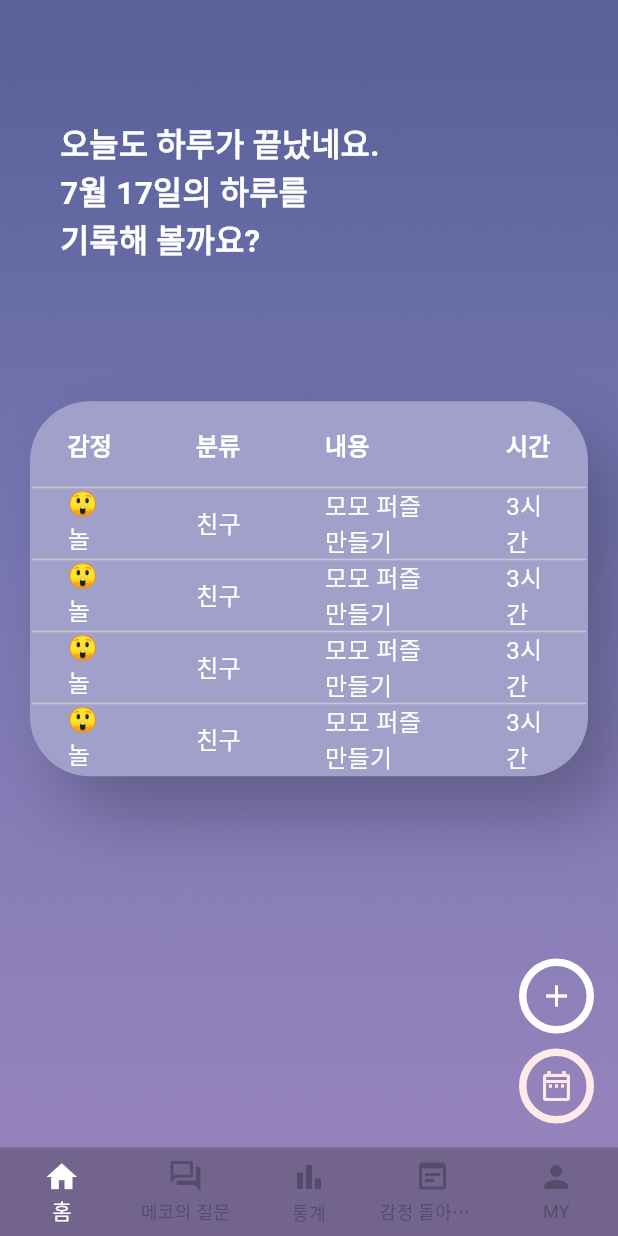
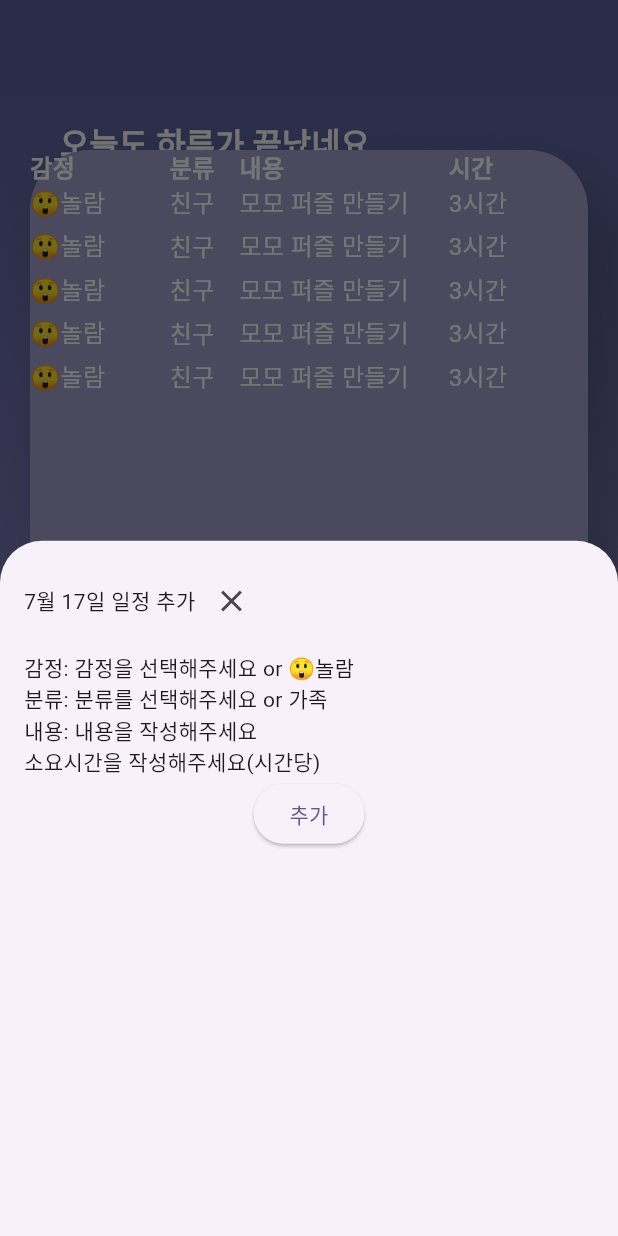
Before and after one commit to hackathon1team/hackathon1_app, a Flutter app: the screen it shows after launch, after a tap on the "add" icon, on a phone screen of 412 x 824 dp. Run offline on Flutter 3.47's test engine with Material 3 defaults, Android fonts, the light colour scheme and no system bars; our stand-ins replace data_table_2, glassmorphism_ui.

Commit message:
ui changing

```diff
--- a/lib/screen/time_ledger_screen.dart
+++ b/lib/screen/time_ledger_screen.dart
@@ -1,3 +1,4 @@
+import 'package:data_table_2/data_table_2.dart';
 import 'package:flutter/material.dart';
 import 'package:memory_app/const/emoji.dart';
 
@@ -142,7 +143,8 @@ class _TimeLedgerScreenState extends State<TimeLedgerScreen> {
               SizedBox(
                 height: 10,
               ),
-              Container(
+              Expanded(
+                child: Container(
                   decoration: BoxDecoration(
                     color: Color(0xFFA1A0CA),
                     borderRadius: BorderRadius.circular(40),
@@ -154,150 +156,78 @@ class _TimeLedgerScreenState extends State<TimeLedgerScreen> {
                       ),
                     ],
                   ),
-                child: DataTable(
-                  decoration: BoxDecoration(
-                    border: Border.all(color: Colors.transparent),
-                  ),
-                  columns: [
-                    DataColumn(
-                      label: Text(
+                  child: Column(
+                    children: [
+                      Row(
+                        children: [
+                          Expanded(
+                              flex: 2,
+                              child: Text(
                                 '감정',
                                 style: _columnStyle,
-                      ),
-                    ),
-                    DataColumn(
-                      label: Text(
+                              )),
+                          Expanded(
+                              flex: 1,
+                              child: Text(
                                 '분류',
                                 style: _columnStyle,
-                      ),
-                    ),
-                    DataColumn(
-                      label: Text(
+                              )),
+                          Expanded(
+                              flex: 3,
+                              child: Text(
                                 '내용',
                                 style: _columnStyle,
-                      ),
-                    ),
-                    DataColumn(
-                      label: Text(
+                              )),
+                          Expanded(
+                              flex: 2,
+                              child: Text(
                                 '시간',
                                 style: _columnStyle,
+                              )),
+                        ],
                       ),
-                    ),
-                  ],
-                  rows: [
-                    DataRow(
-                      cells: [
-                        DataCell(
-                          Text(
+                      Expanded(
+                          child: ListView.separated(
+                              itemBuilder: (context, index) {
+                                return Row(
+                                  children: [
+                                    Expanded(
+                                      flex: 2,
+                                      child: Text(
                                         '😲${neutralEmoji['😲']}',
                                         style: _rowStyle,
                                       ),
                                     ),
-                        DataCell(
-                          Text(
+                                    Expanded(
+                                      flex: 1,
+                                      child: Text(
                                         '친구',
                                         style: _rowStyle,
                                       ),
                                     ),
-                        DataCell(
-                          Text(
+                                    Expanded(
+                                      flex: 3,
+                                      child: Text(
                                         '모모 퍼즐 만들기',
                                         style: _rowStyle,
                                       ),
                                     ),
-                        DataCell(
-                          Text(
+                                    Expanded(
+                                      flex: 2,
+                                      child: Text(
                                         '3시간',
                                         style: _rowStyle,
                                       ),
                                     ),
                                   ],
+                                );
+                              },
+                              separatorBuilder: (context, index) => SizedBox(
+                                    height: 5,
                                   ),
-                    DataRow(
-                      cells: [
-                        DataCell(
-                          Text(
-                            '😲${neutralEmoji['😲']}',
-                            style: _rowStyle,
-                          ),
-                        ),
-                        DataCell(
-                          Text(
-                            '친구',
-                            style: _rowStyle,
-                          ),
-                        ),
-                        DataCell(
-                          Text(
-                            '모모 퍼즐 만들기',
-                            style: _rowStyle,
-                          ),
-                        ),
-                        DataCell(
-                          Text(
-                            '3시간',
-                            style: _rowStyle,
-                          ),
-                        ),
+                              itemCount: 5)),
                     ],
                   ),
-                    DataRow(
-                      cells: [
-                        DataCell(
-                          Text(
-                            '😲${neutralEmoji['😲']}',
-                            style: _rowStyle,
-                          ),
-                        ),
-                        DataCell(
-                          Text(
-                            '친구',
-                            style: _rowStyle,
-                          ),
-                        ),
-                        DataCell(
-                          Text(
-                            '모모 퍼즐 만들기',
-                            style: _rowStyle,
-                          ),
-                        ),
-                        DataCell(
-                          Text(
-                            '3시간',
-                            style: _rowStyle,
-                          ),
-                        ),
-                      ],
-                    ),
-                    DataRow(
-                      cells: [
-                        DataCell(
-                          Text(
-                            '😲${neutralEmoji['😲']}',
-                            style: _rowStyle,
-                          ),
-                        ),
-                        DataCell(
-                          Text(
-                            '친구',
-                            style: _rowStyle,
-                          ),
-                        ),
-                        DataCell(
-                          Text(
-                            '모모 퍼즐 만들기',
-                            style: _rowStyle,
-                          ),
-                        ),
-                        DataCell(
-                          Text(
-                            '3시간',
-                            style: _rowStyle,
-                          ),
-                        ),
-                      ],
-                    ),
-                  ],
                 ),
               ),
             ],
@@ -345,7 +275,57 @@ class _TimeLedgerScreenState extends State<TimeLedgerScreen> {
                     border: Border.all(color: Colors.white, width: 5),
                   ),
                   child: FloatingActionButton(
+                    onPressed: () {
+                      showModalBottomSheet(
+                        context: context,
+                        builder: (context) {
+                          return Container(
+                            child: Padding(
+                              padding: const EdgeInsets.all(16.0),
+                              child: Column(
+                                children: [
+                                  Row(
+                                    children: [
+                                      Text(
+                                          '${_selectedDate.month}월 ${_selectedDate.day}일 일정 추가'),
+                                      IconButton(
                                           onPressed: () {},
+                                          icon: Icon(Icons.close)),
+                                    ],
+                                  ),
+                                  SizedBox(
+                                    height: 10,
+                                  ),
+                                  Row(
+                                    children: [
+                                      Text(
+                                          '감정: 감정을 선택해주세요 or 😲${neutralEmoji['😲']}'),
+                                    ],
+                                  ),
+                                  Row(
+                                    children: [
+                                      Text('분류: 분류를 선택해주세요 or 가족'),
+                                    ],
+                                  ),
+                                  Row(
+                                    children: [
+                                      Text('내용: 내용을 작성해주세요'),
+                                    ],
+                                  ),
+                                  Row(
+                                    children: [
+                                      Text('소요시간을 작성해주세요(시간당)'),
+                                    ],
+                                  ),
+                                  ElevatedButton(
+                                      onPressed: () {}, child: Text('추가')),
+                                ],
+                              ),
+                            ),
+                          );
+                        },
+                      );
+                    },
                     backgroundColor: Colors.transparent,
                     foregroundColor: Colors.white,
                     elevation: 0,
--- a/pubspec.yaml
+++ b/pubspec.yaml
@@ -36,6 +36,7 @@ dependencies:
   # Use with the CupertinoIcons class for iOS style icons.
   cupertino_icons: ^1.0.6
   glassmorphism_ui: ^0.3.0
+  data_table_2: ^2.5.15
 
 dev_dependencies:
   flutter_test:
```
Also changed, not shown: pubspec.lock. Lines whose indentation alone changed are shown as unchanged.
